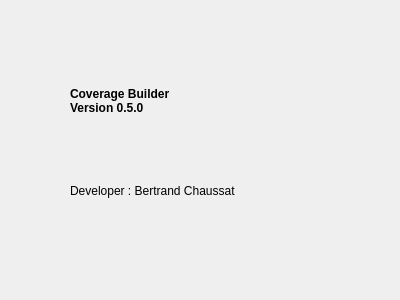
This is ui_about_window.ui in AlisterH/coveragebuilder as Qt 5 draws it before an edit. The edited form follows.
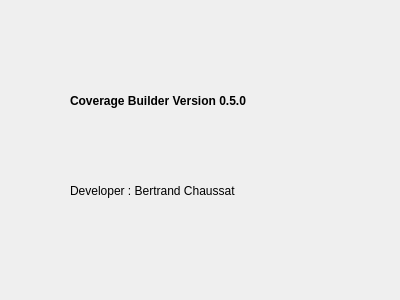
This is the edited form.

Patch:
```diff
--- a/ui_about_window.ui
+++ b/ui_about_window.ui
@@ -42,8 +42,7 @@
     </font>
    </property>
    <property name="text">
-    <string>Coverage Builder
-Version 0.5.0</string>
+    <string>Coverage Builder Version 0.5.0</string>
    </property>
   </widget>
  </widget>
```
